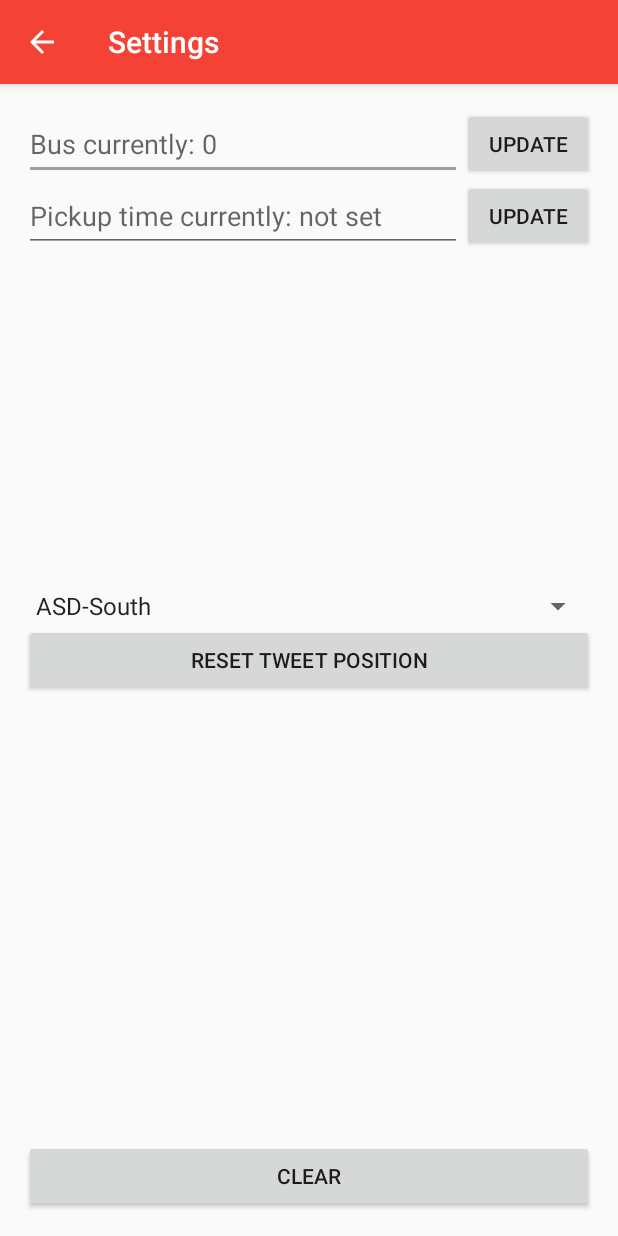
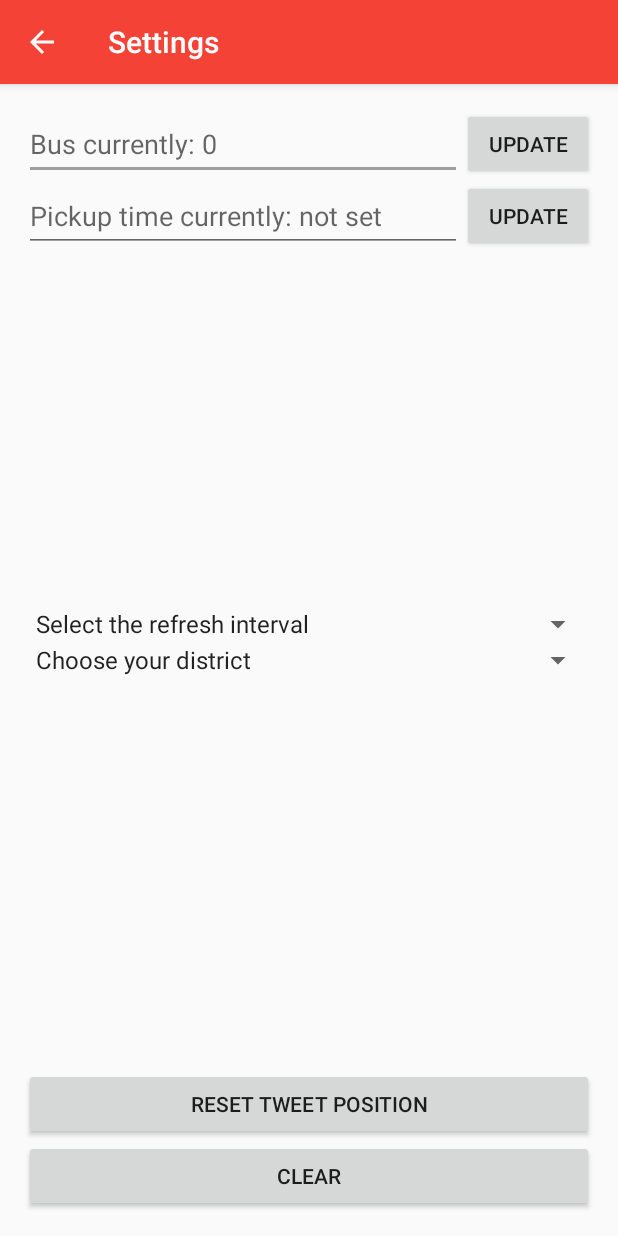
Before and after one commit to C0D3H0UND5/SnowDay, an Android app: the MainActivity screen opened directly, with no data from a screen before it, after a tap on "Settings", on a phone screen of 412 x 824 dp. Run offline under Robolectric (Android 15) with nearby library versions, the phone set to English and light mode, and no system bars; 3 other taps on this screen came first.

Commit message:
Added the ability to grab tweets at periodic intervals

```diff
--- a/app/src/main/java/ca/sjhigh/snowday/MainActivity.java
+++ b/app/src/main/java/ca/sjhigh/snowday/MainActivity.java
@@ -3,6 +3,7 @@ package ca.sjhigh.snowday;
 import android.content.Intent;
 import android.content.SharedPreferences;
 import android.os.Bundle;
+import android.os.Handler;
 import android.support.v7.app.AppCompatActivity;
 import android.view.Menu;
 import android.view.MenuInflater;
@@ -20,7 +21,6 @@ public class MainActivity extends AppCompatActivity {
 
     /** Logic variables **/
     private String user;
-    private long tweetId;
     // I want to have the app store all of the delays for the current day in a database. It will
     // delete all entries at the end of the day or individually if there is a correction tweet
     private DatabaseHelper myDatabase;
@@ -28,6 +28,11 @@ public class MainActivity extends AppCompatActivity {
     // and then store them in a List. The only problem will be naming the groups or the keys
     private final String PREFERENCES_FILE_NAME = "my_preferences";
     private SharedPreferences preferences;
+    // Task repeat interval, in minutes
+    private int UPDATE_INTERVAL;
+    private final int MINUTES_TO_MILLISECONDS = 60000;
+    private Handler taskHandler;
+    private Runnable taskStatusChecker;
 
     @Override
     protected void onCreate(Bundle savedInstanceState) {
@@ -38,21 +43,41 @@ public class MainActivity extends AppCompatActivity {
         // user = "ASD_West";
         // ASD-W structures their tweets differently so in order to support that this would require
         // a filter overhaul
-        myDatabase = new DatabaseHelper(MainActivity.this);
 
         // Prepare shared preferences
         preferences = getApplicationContext().getSharedPreferences(PREFERENCES_FILE_NAME, MODE_PRIVATE);
+        myDatabase = new DatabaseHelper(MainActivity.this);
+
+        UPDATE_INTERVAL = preferences.getInt("key_interval", 15)*MINUTES_TO_MILLISECONDS;
+        taskHandler = new Handler();
+        taskStatusChecker = new Runnable() {
+            @Override
+            public void run() {
+                try{
+                    // Run the repeated task
+                    System.out.println("Running task every " + UPDATE_INTERVAL/MINUTES_TO_MILLISECONDS + " minutes");
+                    new GetTweetsAsync(MainActivity.this, myDatabase, preferences).execute(user);
+                }
+                catch(Exception e){
+                    e.printStackTrace();
+                }
+                finally{
+                    // Re-run task after the update interval
+                    taskHandler.postDelayed(this, UPDATE_INTERVAL);
+                }
+            }
+        };
 
         // Marry UI components in XML to their corresponding Java variable
         viewDelays = (Button)findViewById(R.id.delays_main_button);
         viewClosures = (Button)findViewById(R.id.closures_main_button);
-        userInfo = (TextView)findViewById(R.id.personal_main_textView);
+        userInfo = (TextView)findViewById(R.id.information_main_textView);
 
         int busNumber = preferences.getInt("key_busNumber", 0);
         String pickupTime = preferences.getString("key_pickupTime", "not set");
         userInfo.setText(
                 "Current bus: " + ((busNumber == 0)? "not set" : busNumber) +
-                "\n\nCurrent pickup time: " + pickupTime + "\n\nExpected pickup time: " +
+                "\n\nNormal pickup time: " + pickupTime + "\n\nExpected pickup time: " +
                 (pickupTime.equals("not set")? "not availabale" :
                 TwitterHelper.addTime(pickupTime, myDatabase.retrieveDelay(busNumber).getDelay())));
 
@@ -73,6 +98,8 @@ public class MainActivity extends AppCompatActivity {
                 startActivity(closures);
             }
         });
+
+        startRepeatingTask();
     }
 
     /**
@@ -82,13 +109,27 @@ public class MainActivity extends AppCompatActivity {
     public void onResume(){
         super.onResume();
         preferences = getSharedPreferences(PREFERENCES_FILE_NAME, MODE_PRIVATE);
+        UPDATE_INTERVAL = preferences.getInt("key_interval", 15)*MINUTES_TO_MILLISECONDS;
+        if(UPDATE_INTERVAL == 0) {
+            stopRepeatingTask();
+        }
+        else {
+            startRepeatingTask();
+        }
+        System.out.println("Interval -> " + UPDATE_INTERVAL/MINUTES_TO_MILLISECONDS);
         int busNumber = preferences.getInt("key_busNumber", 0);
         String pickupTime = preferences.getString("key_pickupTime", "not set");
         userInfo.setText(
                 "Current bus: " + ((busNumber == 0)? "not set" : busNumber) +
-                "\n\nCurrent pickup time: " + pickupTime + "\n\nExpected pickup time: " +
+                "\nCurrent pickup time: " + pickupTime + "\nExpected pickup time: " +
                 (pickupTime.equals("not set")? "not availabale" :
                 TwitterHelper.addTime(pickupTime, myDatabase.retrieveDelay(busNumber).getDelay())));
+    }
+
+    @Override
+    public void onDestroy(){
+        super.onDestroy();
+        stopRepeatingTask();
     }
 
     @Override
@@ -106,7 +147,6 @@ public class MainActivity extends AppCompatActivity {
         switch(item.getItemId()){
             case R.id.refresh_main_action:
                 new GetTweetsAsync(MainActivity.this, myDatabase, preferences).execute(user);
-                userInfo.setText(String.valueOf(preferences.getLong("key_tweetId", 1)));
                 return true;
             case R.id.settings_main_action:
                 Intent settings = new Intent(MainActivity.this, Settings.class);
@@ -116,4 +156,18 @@ public class MainActivity extends AppCompatActivity {
                 return super.onOptionsItemSelected(item);
         }
     }
+
+    /**
+     * Starts the periodical update routine (taskStatusChecker adds the callback to the handler).
+     */
+    public synchronized void startRepeatingTask(){
+        taskStatusChecker.run();
+    }
+
+    /**
+     * Stops the periodical update routine from running, by removing the callback.
+     */
+    public synchronized void stopRepeatingTask(){
+        taskHandler.removeCallbacks(taskStatusChecker);
+    }
 }
--- a/app/src/main/java/ca/sjhigh/snowday/Settings.java
+++ b/app/src/main/java/ca/sjhigh/snowday/Settings.java
@@ -4,8 +4,13 @@ import android.content.SharedPreferences;
 import android.os.Bundle;
 import android.support.v7.app.AppCompatActivity;
 import android.view.View;
+import android.widget.AdapterView;
 import android.widget.Button;
 import android.widget.EditText;
+import android.widget.Spinner;
+
+import java.util.regex.Matcher;
+import java.util.regex.Pattern;
 
 public class Settings extends AppCompatActivity {
 
@@ -16,10 +21,14 @@ public class Settings extends AppCompatActivity {
     private Button getPickup;
     private Button clearPreferences;
     private Button resetTweet;
+    private Spinner refreshInterval;
 
     /** Logic variables **/
     private int busNumber;
     private String pickupTime;
+    private String spinnerMessage;
+    private Pattern PATTERN  = Pattern.compile("\\d+|Never");
+    private Matcher matcher;
     private final String MY_PREFERENCES = "my_preferences";
     private SharedPreferences preferences;
     private SharedPreferences.Editor editor;
@@ -40,6 +49,7 @@ public class Settings extends AppCompatActivity {
         getPickup = (Button)findViewById(R.id.pickup_settings_button);
         clearPreferences = (Button)findViewById(R.id.clear_settings_button);
         resetTweet = (Button)findViewById(R.id.reset_settings_button);
+        refreshInterval = (Spinner)findViewById(R.id.interval_settings_spinner);
 
         bus.setHint("Bus currently: " + preferences.getInt("key_busNumber", 0));
         pickup.setHint("Pickup time currently: " + preferences.getString("key_pickupTime", "not set"));
@@ -85,5 +95,26 @@ public class Settings extends AppCompatActivity {
                 editor.apply();
             }
         });
+        refreshInterval.setOnItemSelectedListener(new AdapterView.OnItemSelectedListener() {
+
+            @Override
+            public void onItemSelected(AdapterView<?> arg0, View arg1, int arg2, long arg3) {
+                spinnerMessage = refreshInterval.getSelectedItem().toString();
+                matcher = PATTERN.matcher(spinnerMessage);
+                while(matcher.find()){
+                    if(matcher.group().equals("Never")){
+                        editor.putInt("key_interval", 0);
+                    }
+                    else{
+                        editor.putInt("key_interval", Integer.valueOf(matcher.group()));
+                    }
+                    System.out.println("Interval: " + matcher.group());
+                    editor.apply();
+                }
+            }
+
+            @Override
+            public void onNothingSelected(AdapterView<?> arg0) {}
+        });
     }
 }
--- a/app/src/main/res/layout/activity_settings.xml
+++ b/app/src/main/res/layout/activity_settings.xml
@@ -64,8 +64,8 @@
         android:text="Reset tweet position"
         android:layout_width="wrap_content"
         android:layout_height="wrap_content"
-        android:layout_centerVertical="true"
         android:id="@+id/reset_settings_button"
+        android:layout_above="@+id/clear_settings_button"
         android:layout_alignParentStart="true"
         android:layout_alignParentEnd="true" />
 
@@ -73,7 +73,16 @@
         android:layout_width="match_parent"
         android:layout_height="wrap_content"
         android:id="@+id/district_settings_spinner"
-        android:layout_above="@+id/reset_settings_button"
-        android:layout_alignParentStart="true"
-        android:entries="@array/district_array" />
+        android:entries="@array/district_array"
+        android:layout_centerVertical="true"
+        android:layout_alignParentStart="true" />
+
+    <Spinner
+        android:layout_width="match_parent"
+        android:layout_height="wrap_content"
+        android:layout_above="@+id/district_settings_spinner"
+        android:layout_centerHorizontal="true"
+        android:id="@+id/interval_settings_spinner"
+        android:entries="@array/interval_array" />
+
 </RelativeLayout>
--- a/app/src/main/res/values/strings.xml
+++ b/app/src/main/res/values/strings.xml
@@ -3,9 +3,17 @@
     <string name="app_name">Snow Day</string>
     <string name="label">Label</string>
     <string-array name="district_array">
+        <item>Choose your district</item>
         <item>ASD-South</item>
         <item>ASD-West</item>
         <item>Others to be added</item>
+    </string-array>
+    <string-array name="interval_array">
+        <item>Select the refresh interval</item>
+        <item>Never</item>
+        <item>15 minutes</item>
+        <item>30 minutes</item>
+        <item>60 minutes</item>
     </string-array>
     <!-- Activity titles-->
     <string name="title_closures">Current Closures</string>
```
Also changed, not shown: app/src/main/res/layout/activity_main.xml (+4 -14 lines), 1 other file.
